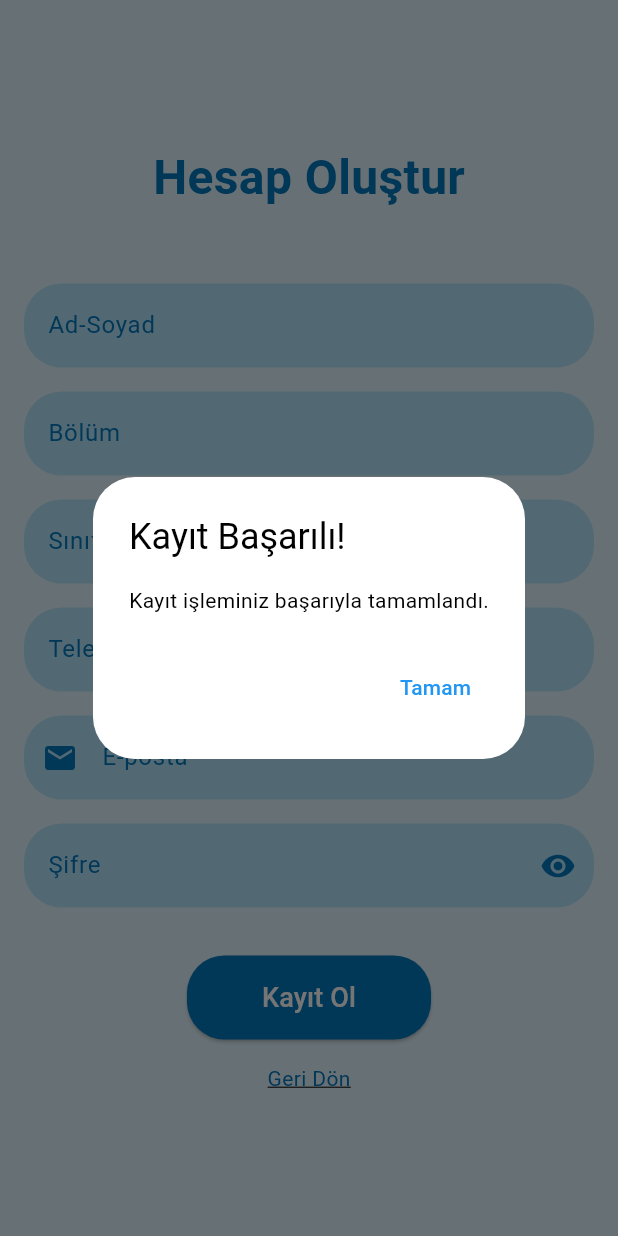
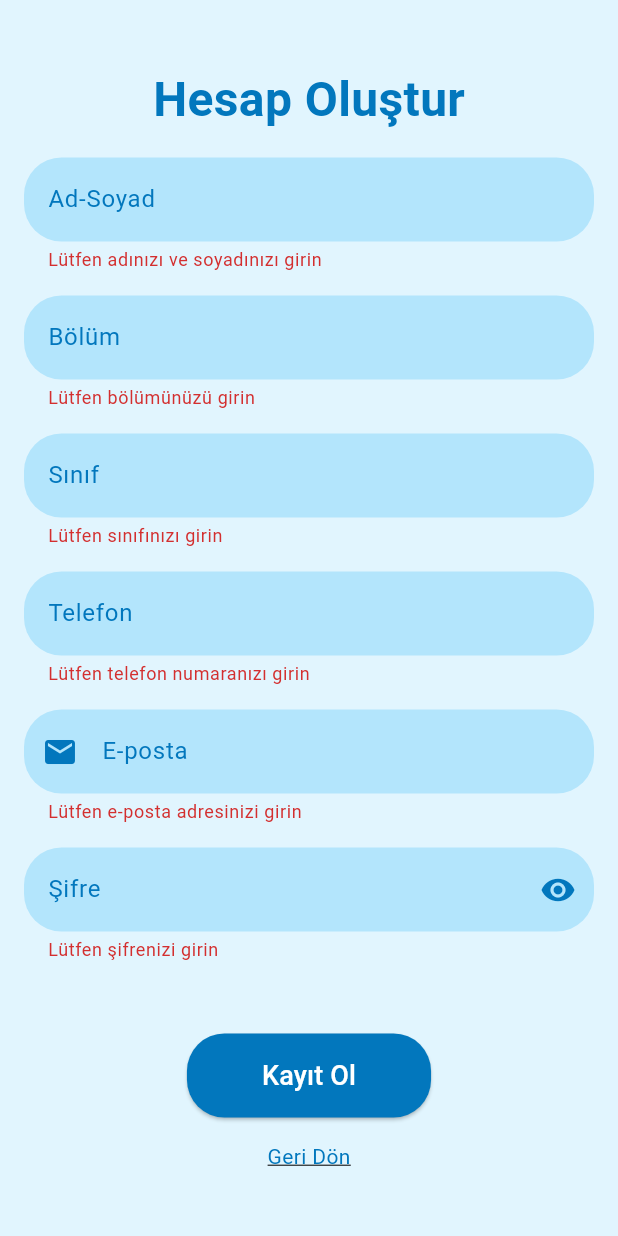
Before and after one commit to mervekaya-github/student-app, a Flutter app: the SignScreen screen opened directly, after a tap on "Kayıt Ol", on a phone screen of 412 x 824 dp. Run offline on Flutter 3.47's test engine with Material 3 defaults, Android fonts, the phone set to English and light mode, and no system bars; our stand-ins replace cloud_firestore, firebase_auth, firebase_core; accounts and stored records are empty.

```diff
--- a/lib/screens/sign_screen.dart
+++ b/lib/screens/sign_screen.dart
@@ -1,5 +1,8 @@
+import 'package:firebase_auth/firebase_auth.dart';
 import 'package:flutter/material.dart';
 import 'package:student_app/screens/login_screen.dart';
+import 'package:student_app/services/auth_service.dart';
+import 'package:student_app/services/firebase_service.dart';
 
 class SignScreen extends StatefulWidget {
   const SignScreen({super.key});
@@ -9,7 +12,29 @@ class SignScreen extends StatefulWidget {
 }
 
 class _SignScreenState extends State<SignScreen> {
+  final _formKey = GlobalKey<FormState>();
+  final _nameController = TextEditingController();
+  final _departmentController = TextEditingController();
+  final _classController = TextEditingController();
+  final _phoneController = TextEditingController();
+  final _emailController = TextEditingController();
+  final _passwordController = TextEditingController();
   bool _obscureText = true;
+  bool _isLoading = false;
+  String? _errorMessage;
+
+  late final AuthService _authService;
+
+  @override
+  void initState() {
+    super.initState();
+    _initializeServices();
+  }
+
+  Future<void> _initializeServices() async {
+    final firebaseService = FirebaseService();
+    _authService = AuthService(firebaseService);
+  }
 
   void _togglePasswordVisibility() {
     setState(() {
@@ -17,8 +42,27 @@ class _SignScreenState extends State<SignScreen> {
     });
   }
 
-  void _register() {
-    // Kayıt işlemi tamamlandıktan sonra gösterilecek popup
+  Future<void> _register() async {
+    if (_formKey.currentState!.validate()) {
+      setState(() {
+        _isLoading = true;
+        _errorMessage = null;
+      });
+
+      try {
+        User? user = await _authService.registerWithEmailAndPassword(
+          _emailController.text.trim(),
+          _passwordController.text.trim(),
+        );
+        if (user != null) {
+          await _authService.registerStudent(
+            user.uid,
+            _nameController.text.trim(),
+            _departmentController.text.trim(),
+            int.parse(_classController.text.trim()),
+            _phoneController.text.trim(),
+          );
+
           showDialog(
             context: context,
             builder: (context) {
@@ -41,6 +85,19 @@ class _SignScreenState extends State<SignScreen> {
             },
           );
         }
+      } catch (e) {
+        setState(() {
+          _errorMessage = 'Kayıt işlemi başarısız oldu: ${e.toString()}';
+        });
+      } finally {
+        setState(() {
+          _isLoading = false;
+        });
+      }
+    }
+  }
+
+
 
   @override
   Widget build(BuildContext context) {
@@ -62,8 +119,12 @@ class _SignScreenState extends State<SignScreen> {
                   ),
                 ),
                 const SizedBox(height: 16),
-                const SizedBox(height: 32),
-                TextField(
+                Form(
+                  key: _formKey,
+                  child: Column(
+                    children: [
+                      TextFormField(
+                        controller: _nameController,
                         decoration: InputDecoration(
                           labelText: 'Ad-Soyad',
                           labelStyle: TextStyle(color: Colors.lightBlue[800]), // Pastel bir metin rengi
@@ -74,9 +135,16 @@ class _SignScreenState extends State<SignScreen> {
                             borderSide: BorderSide.none,
                           ),
                         ),
+                        validator: (value) {
+                          if (value == null || value.isEmpty) {
+                            return 'Lütfen adınızı ve soyadınızı girin';
+                          }
+                          return null;
+                        },
                       ),
                       const SizedBox(height: 16),
-                TextField(
+                      TextFormField(
+                        controller: _departmentController,
                         decoration: InputDecoration(
                           labelText: 'Bölüm',
                           labelStyle: TextStyle(color: Colors.lightBlue[800]), // Pastel bir metin rengi
@@ -87,9 +155,16 @@ class _SignScreenState extends State<SignScreen> {
                             borderSide: BorderSide.none,
                           ),
                         ),
+                        validator: (value) {
+                          if (value == null || value.isEmpty) {
+                            return 'Lütfen bölümünüzü girin';
+                          }
+                          return null;
+                        },
                       ),
                       const SizedBox(height: 16),
-                TextField(
+                      TextFormField(
+                        controller: _classController,
                         decoration: InputDecoration(
                           labelText: 'Sınıf',
                           labelStyle: TextStyle(color: Colors.lightBlue[800]), // Pastel bir metin rengi
@@ -100,9 +175,16 @@ class _SignScreenState extends State<SignScreen> {
                             borderSide: BorderSide.none,
                           ),
                         ),
+                        validator: (value) {
+                          if (value == null || value.isEmpty) {
+                            return 'Lütfen sınıfınızı girin';
+                          }
+                          return null;
+                        },
                       ),
                       const SizedBox(height: 16),
-                TextField(
+                      TextFormField(
+                        controller: _phoneController,
                         decoration: InputDecoration(
                           labelText: 'Telefon',
                           labelStyle: TextStyle(color: Colors.lightBlue[800]), // Pastel bir metin rengi
@@ -114,9 +196,16 @@ class _SignScreenState extends State<SignScreen> {
                           ),
                         ),
                         keyboardType: TextInputType.phone,
+                        validator: (value) {
+                          if (value == null || value.isEmpty) {
+                            return 'Lütfen telefon numaranızı girin';
+                          }
+                          return null;
+                        },
                       ),
                       const SizedBox(height: 16),
-                TextField(
+                      TextFormField(
+                        controller: _emailController,
                         decoration: InputDecoration(
                           labelText: 'E-posta',
                           labelStyle: TextStyle(color: Colors.lightBlue[800]), // Pastel bir metin rengi
@@ -129,9 +218,16 @@ class _SignScreenState extends State<SignScreen> {
                           prefixIcon: Icon(Icons.email, color: Colors.lightBlue[800]),
                         ),
                         keyboardType: TextInputType.emailAddress,
+                        validator: (value) {
+                          if (value == null || value.isEmpty) {
+                            return 'Lütfen e-posta adresinizi girin';
+                          }
+                          return null;
+                        },
                       ),
                       const SizedBox(height: 16),
-                TextField(
+                      TextFormField(
+                        controller: _passwordController,
                         obscureText: _obscureText,
                         decoration: InputDecoration(
                           labelText: 'Şifre',
@@ -150,9 +246,23 @@ class _SignScreenState extends State<SignScreen> {
                             onPressed: _togglePasswordVisibility,
                           ),
                         ),
+                        validator: (value) {
+                          if (value == null || value.isEmpty) {
+                            return 'Lütfen şifrenizi girin';
+                          }
+                          return null;
+                        },
                       ),
                       const SizedBox(height: 32),
-                ElevatedButton(
+                      if (_errorMessage != null)
+                        Text(
+                          _errorMessage!,
+                          style: TextStyle(color: Colors.red, fontSize: 16),
+                        ),
+                      const SizedBox(height: 16),
+                      _isLoading
+                          ? CircularProgressIndicator()
+                          : ElevatedButton(
                         onPressed: _register,
                         style: ElevatedButton.styleFrom(
                           backgroundColor: Colors.lightBlue[800], // Pastel buton rengi
@@ -182,6 +292,9 @@ class _SignScreenState extends State<SignScreen> {
                     ],
                   ),
                 ),
+              ],
+            ),
+          ),
         ),
       ),
     );
```
Also changed, not shown: lib/main.dart (+5 -2 lines), lib/screens/login_screen.dart (+15 -5 lines), lib/services/auth_service.dart (+28 -0 lines), lib/services/firebase_service.dart (+1 -6 lines), firebase.json, lib/firebase_options.dart, 2 other files. Lines whose indentation alone changed are shown as unchanged.
